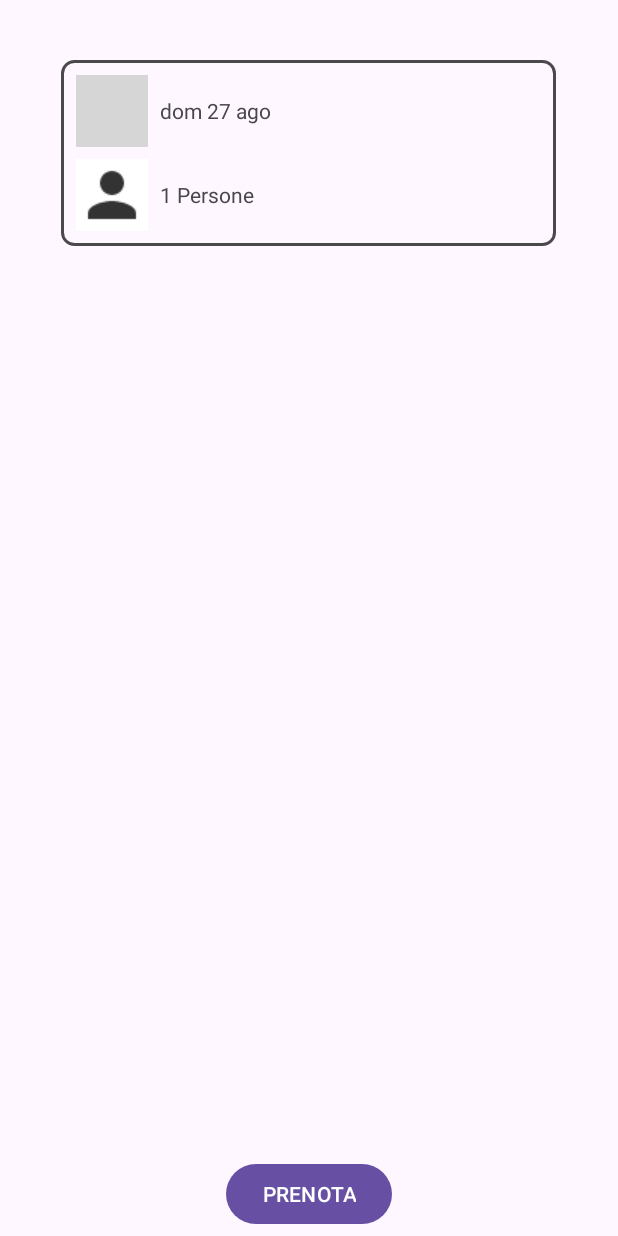
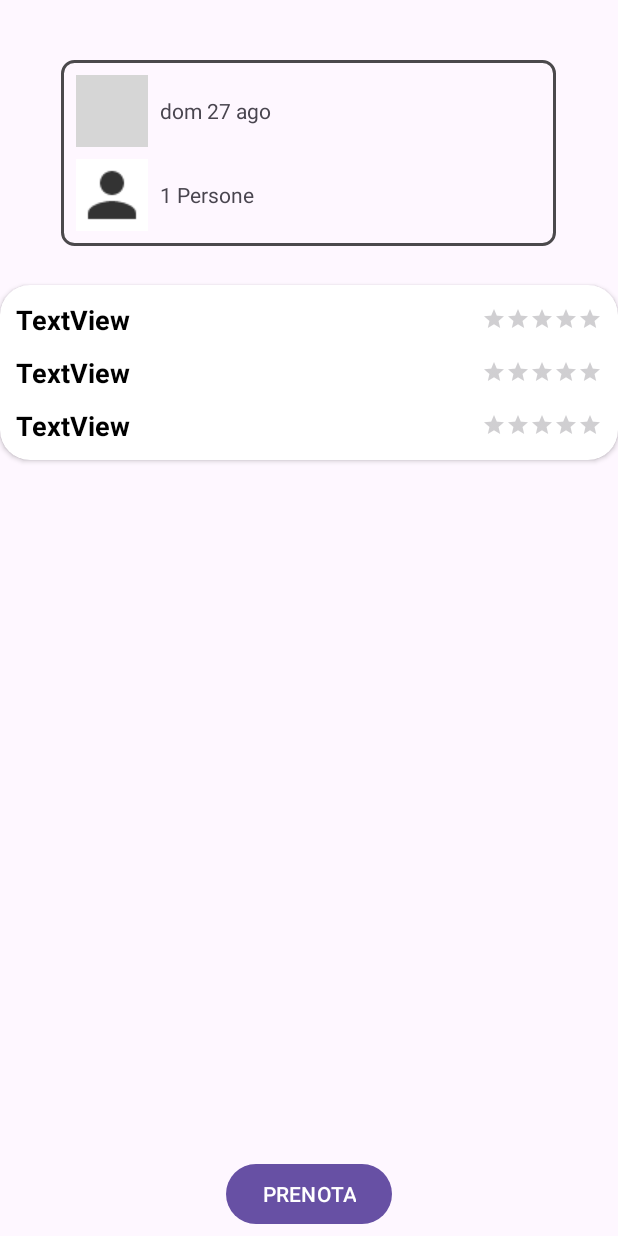
Before and after one commit to dippanz/LidoBalneare, an Android app: the MainPrenotazione screen opened directly, with no data from a screen before it, on a phone screen of 412 x 824 dp. Run offline under Robolectric (Android 15) with nearby library versions, the phone set to English and light mode, and no system bars; 1 statement that could not run was skipped; grey boxes are pictures that could not be loaded.

Commit message:
add function

```diff
--- a/app/src/main/java/com/example/lidobalneare/DBMSboundary.kt
+++ b/app/src/main/java/com/example/lidobalneare/DBMSboundary.kt
@@ -467,8 +467,12 @@ class DBMSboundary {
         return password.matches(Regex(pattern))
     }
 
-    fun getRecensioni(context: Context, callback: QueryReturnCallback<List<ModelRecensioni>>, id: Int){
-        val query = "select * from webmobile.recensioni where utente_id = $id"
+    fun getRecensioni(context: Context, callback: QueryReturnCallback<List<ModelRecensioni>>, id: Int?){
+        val query =  if(id != null){
+            "select * from webmobile.recensioni where utente_id = $id"
+        }else{
+            "select * from webmobile.recensioni"
+        }
 
         ClientNetwork.retrofit.select(query).enqueue(object : Callback<JsonObject>{
             override fun onResponse(call: Call<JsonObject>, response: Response<JsonObject>) {
--- a/app/src/main/java/com/example/lidobalneare/FragModPagamento.kt
+++ b/app/src/main/java/com/example/lidobalneare/FragModPagamento.kt
@@ -35,7 +35,7 @@ class FragModPagamento: Fragment(R.layout.frag_mod_pagamento) {
         val transaction = manager.beginTransaction()
         val frag = FragResoconto(arguments?.getSerializable("cardview") as ViewModelHomePage,
             MyMoney(BigDecimal(requireArguments().getString("prezzoOriginale"))).toMoney(),
-            0.0)
+            0.1)
         transaction.replace(R.id.frag_resoconto_mod_pagamento, frag)
         transaction.commit()
 
--- a/app/src/main/java/com/example/lidobalneare/ModelRecensioni.kt
+++ b/app/src/main/java/com/example/lidobalneare/ModelRecensioni.kt
@@ -1,4 +1,6 @@
 package com.example.lidobalneare
 
-class ModelRecensioni(val titolo: String, val desc: String, val nomeP: String, val valutazione: Float) {
+import java.io.Serializable
+
+class ModelRecensioni(val titolo: String, val desc: String, val nomeP: String, val valutazione: Float) : Serializable {
 }
--- a/app/src/main/res/layout/activity_main_prenotazione.xml
+++ b/app/src/main/res/layout/activity_main_prenotazione.xml
@@ -109,13 +109,17 @@
         <ScrollView
             android:layout_width="match_parent"
             android:layout_height="match_parent"
-            android:layout_marginBottom="80dp"
+            android:layout_marginBottom="70dp"
             android:contentDescription="@string/listacentrale">
 
             <LinearLayout
                 android:layout_width="match_parent"
                 android:layout_height="wrap_content"
                 android:orientation="vertical">
+
+                <include
+                    android:id="@+id/included_recensioni"
+                    layout="@layout/recensioni_servizi"/>
 
                 <androidx.fragment.app.FragmentContainerView
                     android:id="@+id/fragment_container_resoconto"
--- a/app/src/main/res/layout/frag_recensioni.xml
+++ b/app/src/main/res/layout/frag_recensioni.xml
@@ -10,6 +10,7 @@
         android:layout_height="wrap_content"
         android:textSize="22sp"
         android:textStyle="bold"
+        android:textColor="@color/black"
         android:layout_marginBottom="10dp"
         android:layout_marginTop="10dp"
         android:layout_gravity="center"
--- /dev/null
+++ b/app/src/main/res/layout/recensioni_servizi.xml
@@ -0,0 +1,119 @@
+<?xml version="1.0" encoding="utf-8"?>
+<androidx.cardview.widget.CardView xmlns:android="http://schemas.android.com/apk/res/android"
+    android:layout_width="match_parent"
+    xmlns:app="http://schemas.android.com/apk/res-auto"
+    android:layout_height="wrap_content"
+    app:cardCornerRadius="@dimen/loginCardRadius"
+    android:elevation="5dp"
+    android:layout_gravity="center"
+    android:layout_marginTop="10dp"
+    android:layout_marginBottom="10dp"
+    android:background="@color/whiteCardColor">
+
+
+    <LinearLayout
+        android:id="@+id/parent2_recensioni"
+        android:layout_width="match_parent"
+        android:layout_height="wrap_content"
+        android:orientation="vertical"
+        android:padding="5dp">
+
+        <LinearLayout
+            android:layout_width="match_parent"
+            android:layout_height="wrap_content"
+            android:orientation="horizontal"
+            android:layout_margin="5dp"
+            >
+
+            <TextView
+                android:id="@+id/titoloRecensione1"
+                android:layout_width="0dp"
+                android:layout_weight="1"
+                android:textStyle="bold"
+                android:textSize="18sp"
+                android:textColor="@color/black"
+                android:layout_height="wrap_content"
+                android:text="TextView" />
+
+            <RatingBar
+                android:id="@+id/ratingBarRecensioniFatte1"
+                android:isIndicator="true"
+                android:numStars="5"
+                android:stepSize="0.5"
+                android:layout_gravity="center_vertical"
+                style="?android:attr/ratingBarStyleSmall"
+                android:layout_width="wrap_content"
+                android:layout_height="wrap_content"
+                />
+
+
+        </LinearLayout>
+
+    <LinearLayout
+        android:layout_width="match_parent"
+        android:layout_height="wrap_content"
+        android:layout_margin="5dp"
+
+        android:orientation="horizontal">
+
+        <TextView
+            android:id="@+id/titoloRecensione2"
+            android:layout_width="0dp"
+            android:layout_weight="1"
+            android:textStyle="bold"
+            android:textSize="18sp"
+            android:textColor="@color/black"
+            android:layout_height="wrap_content"
+            android:text="TextView" />
+
+        <RatingBar
+            android:id="@+id/ratingBarRecensioniFatte2"
+            android:isIndicator="true"
+            android:numStars="5"
+            android:stepSize="0.5"
+            android:layout_gravity="center_vertical"
+            style="?android:attr/ratingBarStyleSmall"
+            android:layout_width="wrap_content"
+            android:layout_height="wrap_content"
+            />
+
+
+    </LinearLayout>
+
+    <LinearLayout
+        android:layout_width="match_parent"
+        android:layout_height="wrap_content"
+        android:layout_margin="5dp"
+
+        android:orientation="horizontal">
+
+        <TextView
+            android:id="@+id/titoloRecensione3"
+            android:layout_width="0dp"
+            android:layout_weight="1"
+            android:textStyle="bold"
+            android:textSize="18sp"
+            android:textColor="@color/black"
+            android:layout_height="wrap_content"
+            android:text="TextView" />
+
+        <RatingBar
+            android:id="@+id/ratingBarRecensioniFatte3"
+            android:isIndicator="true"
+            android:numStars="5"
+            android:stepSize="0.5"
+            android:layout_gravity="center_vertical"
+            style="?android:attr/ratingBarStyleSmall"
+            android:layout_width="wrap_content"
+            android:layout_height="wrap_content"
+            />
+
+
+    </LinearLayout>
+    </LinearLayout>
+
+
+
+
+
+</androidx.cardview.widget.CardView>
--- a/app/src/main/res/values/strings.xml
+++ b/app/src/main/res/values/strings.xml
@@ -143,4 +143,6 @@
     <string name="le_tue_recensioniMaiuscolo">LE TUE RECENSIONI</string>
     <string name="pubblicata_da_1s">Pubblicata da %1$s</string>
     <string name="non_ci_sono_recensioni_al_momento">Non ci sono recensioni al momento</string>
+
+    <string name="title_recensioni">RECENSIONI UTENTI</string>
 </resources>
```
Also changed, not shown: app/src/main/java/com/example/lidobalneare/FragRecensioni.kt (+12 -0 lines), app/src/main/java/com/example/lidobalneare/MainActivitySchermateVuote.kt (+7 -1 lines), app/src/main/java/com/example/lidobalneare/MainPrenotazione.kt (+171 -8 lines).
